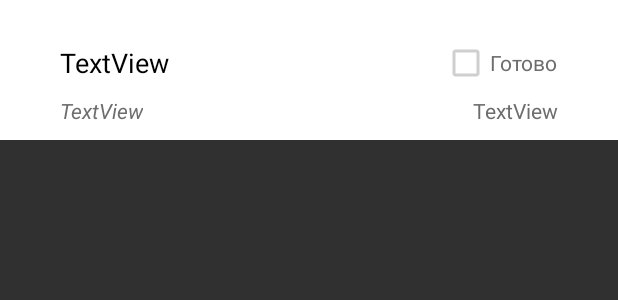
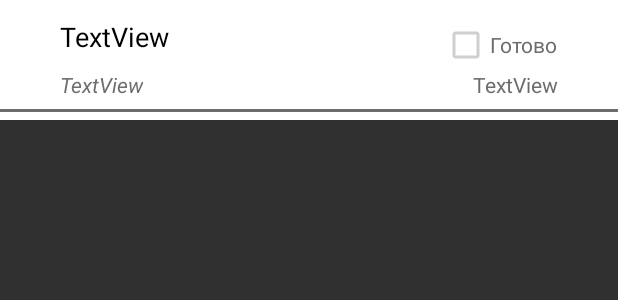
Before and after one commit to IvanDimovSIT/TaskManager, an Android app built with Jetpack Compose: the layout task_layout.xml on its own in the app's theme, with its tools: preview values and no code run, on a phone screen of 412 x 824 dp. Shown: the top 300 px of the screen. Run offline under Robolectric (Android 15) with nearby library versions, the phone set to English and light mode, and no system bars.

Commit message:
Added horizontal line to task_layout.xml

```diff
--- a/app/src/main/java/com/example/taskmanager/dialog/AddTaskDialog.kt
+++ b/app/src/main/java/com/example/taskmanager/dialog/AddTaskDialog.kt
@@ -32,7 +32,7 @@ class AddTaskDialog(private val observer: AddTaskDialogObserver) :
 
 
     private fun readInput(dialogView: View) : Task?{
-        val title: String = dialogView.findViewById<EditText>(R.id.editTaskTitle).text.toString()
+        val title: String = dialogView.findViewById<EditText>(R.id.editTaskTitle).text.toString().trim()
         if(title.isBlank()){
             showToast(requireContext(), "Въведете заглавие")
             return null
--- a/app/src/main/java/com/example/taskmanager/dialog/EditTaskDialog.kt
+++ b/app/src/main/java/com/example/taskmanager/dialog/EditTaskDialog.kt
@@ -28,7 +28,7 @@ class EditTaskDialog(private val task: Task, private val observer: EditTaskDialo
 
 
     private fun readInput(dialogView: View) : Task?{
-        val title: String = dialogView.findViewById<EditText>(R.id.editTaskTitle).text.toString()
+        val title: String = dialogView.findViewById<EditText>(R.id.editTaskTitle).text.toString().trim()
         if(title.isBlank()){
             showToast(requireContext(), "Въведете заглавие")
             return null
--- a/app/src/main/java/com/example/taskmanager/service/implementation/TaskService.kt
+++ b/app/src/main/java/com/example/taskmanager/service/implementation/TaskService.kt
@@ -34,7 +34,7 @@ class TaskService : TaskService {
 
                 return p0.dueDate.compareTo(p1.dueDate)
             }
-        }).toMutableList()
+        }).reversed().toMutableList()
     }
 
     // от ChatGPT:
--- a/app/src/main/res/layout/task_layout.xml
+++ b/app/src/main/res/layout/task_layout.xml
@@ -4,10 +4,10 @@
     xmlns:tools="http://schemas.android.com/tools"
     android:id="@+id/taskLayout"
     android:layout_width="match_parent"
-    android:layout_height="wrap_content"
+    android:layout_height="80dp"
     android:background="@color/white"
     android:paddingTop="0dp"
-    android:paddingBottom="10dp">
+    android:paddingBottom="5dp">
 
     <TextView
         android:id="@+id/txtTaskTitle"
@@ -17,11 +17,12 @@
         android:text="TextView"
         android:textColor="@color/black"
         android:textSize="18sp"
-        app:layout_constraintBottom_toBottomOf="parent"
+        app:layout_constraintBottom_toTopOf="@+id/view"
         app:layout_constraintEnd_toStartOf="@+id/chkTaskDone"
         app:layout_constraintHorizontal_bias="0.0"
         app:layout_constraintStart_toStartOf="parent"
-        app:layout_constraintTop_toTopOf="parent" />
+        app:layout_constraintTop_toTopOf="parent"
+        app:layout_constraintVertical_bias="0.25" />
 
     <CheckBox
         android:id="@+id/chkTaskDone"
@@ -35,9 +36,10 @@
         android:text="Готово"
         android:textColor="@color/grey"
         android:textColorHighlight="@color/light_grey"
-        app:layout_constraintBottom_toBottomOf="parent"
+        app:layout_constraintBottom_toTopOf="@+id/view"
         app:layout_constraintEnd_toEndOf="parent"
-        app:layout_constraintTop_toTopOf="parent" />
+        app:layout_constraintTop_toTopOf="parent"
+        app:layout_constraintVertical_bias="0.25" />
 
     <TextView
         android:id="@+id/txtDate"
@@ -61,4 +63,13 @@
         android:textColor="@color/grey"
         app:layout_constraintEnd_toEndOf="parent"
         app:layout_constraintTop_toBottomOf="@+id/txtTaskTitle" />
+
+    <View
+        android:id="@+id/view"
+        android:layout_width="match_parent"
+        android:layout_height="2dp"
+        android:background="@color/grey"
+        app:layout_constraintBottom_toBottomOf="parent"
+        app:layout_constraintEnd_toEndOf="parent"
+        app:layout_constraintStart_toStartOf="parent" />
 </androidx.constraintlayout.widget.ConstraintLayout>
```
